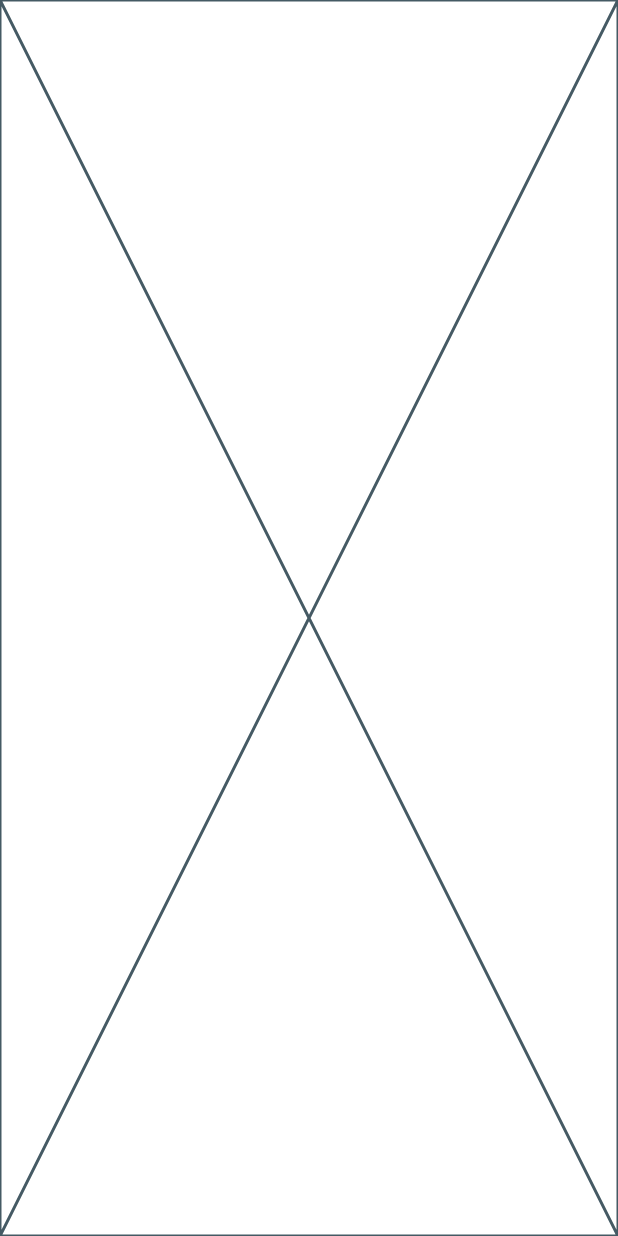
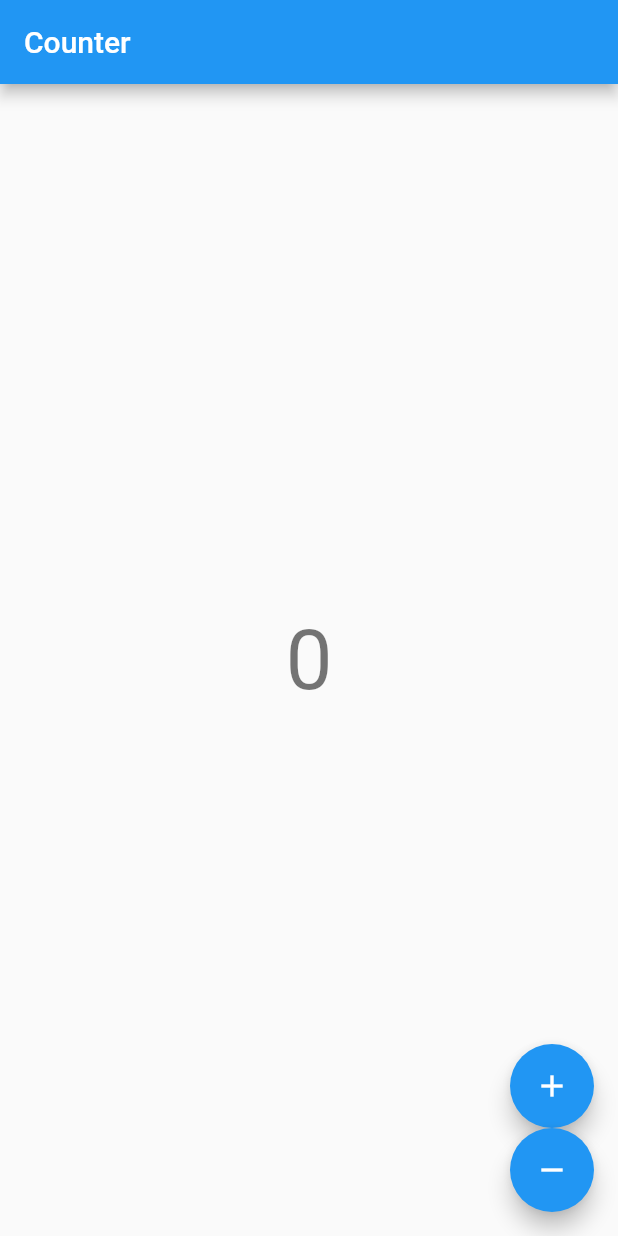
Before and after one commit to mes71/flutter_counter, a Flutter app: the screen it shows after launch, on a phone screen of 412 x 824 dp. Run offline on Flutter 3.47's test engine with Material 2 defaults, Android fonts, the phone set to English and light mode, and no system bars; our stand-ins replace flutter_bloc.

Commit message:
feat : counter view and page

```diff
--- a/lib/counter/cubit/cunter_cubit.dart
+++ b/lib/counter/cubit/counter_cubit.dart
@@ -1,7 +1,10 @@
+import 'package:flutter/widgets.dart';
 import 'package:flutter_bloc/flutter_bloc.dart';
 
 class CounterCubit extends Cubit<int> {
   CounterCubit() : super(0);
+
+  static CounterCubit to(BuildContext context) => context.read<CounterCubit>();
 
   /// Add 1 to the current state.
   void increment() => emit(state + 1);
--- a/lib/counter/view/counter_page.dart
+++ b/lib/counter/view/counter_page.dart
@@ -1,10 +1,16 @@
 import 'package:flutter/material.dart';
+import 'package:flutter_bloc/flutter_bloc.dart';
+import 'package:flutter_counter/counter/cubit/counter_cubit.dart';
+import 'package:flutter_counter/counter/view/counter_view.dart';
 
 class CounterPage extends StatelessWidget {
   const CounterPage({super.key});
 
   @override
   Widget build(BuildContext context) {
-    return const Placeholder();
+    return BlocProvider(
+      create: (context) => CounterCubit(),
+      child: const CounterView(),
+    );
   }
 }
--- a/lib/counter/view/counter_view.dart
+++ b/lib/counter/view/counter_view.dart
@@ -0,0 +1,39 @@
+import 'package:flutter/material.dart';
+import 'package:flutter_bloc/flutter_bloc.dart';
+import 'package:flutter_counter/counter/cubit/counter_cubit.dart';
+
+class CounterView extends StatelessWidget {
+  const CounterView({super.key});
+
+  @override
+  Widget build(BuildContext context) {
+    final textTheme = Theme.of(context).textTheme;
+    return Scaffold(
+      appBar: AppBar(title: const Text('Counter')),
+      body: Center(
+        child: BlocBuilder<CounterCubit, int>(
+          builder: (context, state) => Text(
+            '$state',
+            style: textTheme.displayMedium,
+          ),
+        ),
+      ),
+      floatingActionButton: Column(
+        mainAxisAlignment: MainAxisAlignment.end,
+        crossAxisAlignment: CrossAxisAlignment.end,
+        children: [
+          FloatingActionButton(
+            key: const Key('counterView_increment_floatingActionButton'),
+            child: const Icon(Icons.add),
+            onPressed: () => CounterCubit.to(context).increment(),
+          ),
+          FloatingActionButton(
+            key: const Key('counterView_decrement_floatingActionButton'),
+            child: const Icon(Icons.remove),
+            onPressed: () => CounterCubit.to(context).decrement(),
+          ),
+        ],
+      ),
+    );
+  }
+}
```
